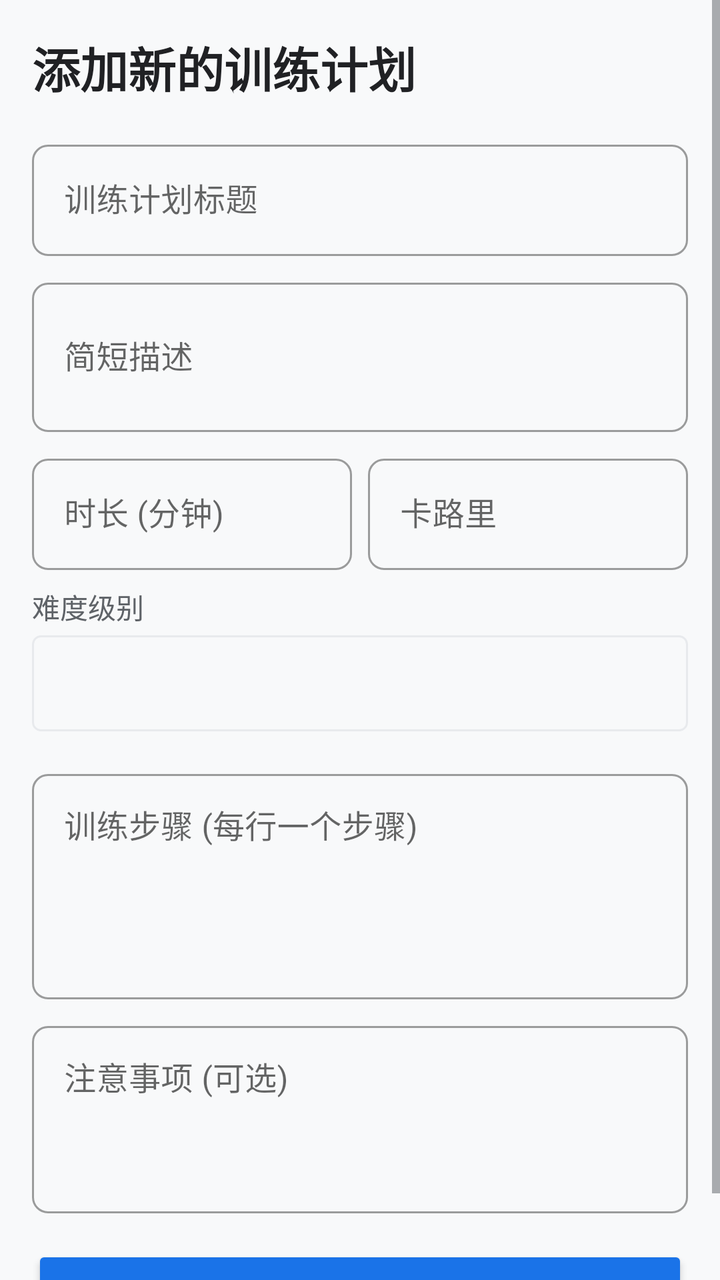
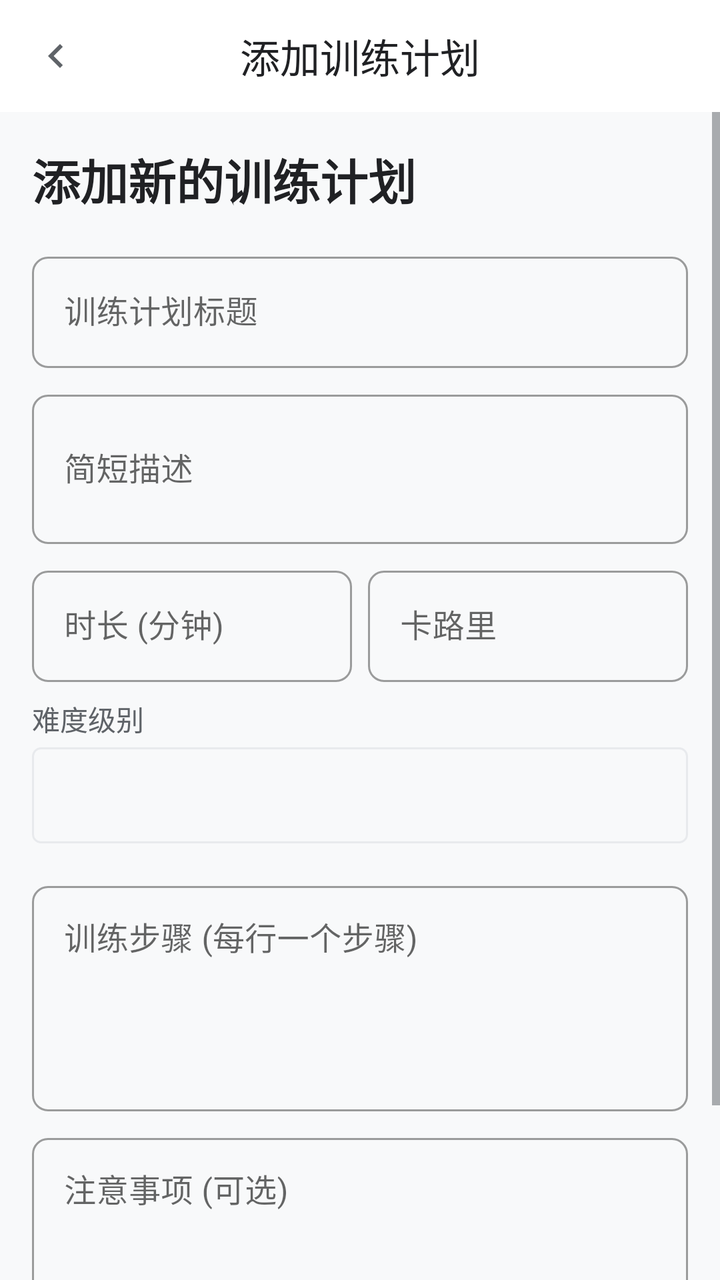

The first picture is an Android layout as it rendered before a commit; the second is the same layout after the commit. The layout source and the unified diff follow.
<!-- AndroidManifest.xml: application theme Theme.MyApplication -->
<!-- res/layout/activity_add_exercise.xml -->
<?xml version="1.0" encoding="utf-8"?>
<ScrollView xmlns:android="http://schemas.android.com/apk/res/android"
    xmlns:app="http://schemas.android.com/apk/res-auto"
    xmlns:tools="http://schemas.android.com/tools"
    android:layout_width="match_parent"
    android:layout_height="match_parent"
    android:background="@color/colorBackground"
    tools:context=".ui.exercise.AddExerciseActivity">

    <LinearLayout
        android:layout_width="match_parent"
        android:layout_height="wrap_content"
        android:orientation="vertical"
        android:padding="16dp">

        <TextView
            android:layout_width="match_parent"
            android:layout_height="wrap_content"
            android:text="添加新的训练计划"
            android:textColor="@color/colorText"
            android:textSize="24sp"
            android:textStyle="bold"
            android:layout_marginBottom="16dp"/>

        
        <com.google.android.material.textfield.TextInputLayout
            android:layout_width="match_parent"
            android:layout_height="wrap_content"
            android:layout_marginBottom="8dp"
            style="@style/Widget.MaterialComponents.TextInputLayout.OutlinedBox">

            <EditText
                android:id="@+id/et_title"
                android:layout_width="match_parent"
                android:layout_height="wrap_content"
                android:hint="训练计划标题"
                android:inputType="text"
                android:maxLines="1" />
        </com.google.android.material.textfield.TextInputLayout>

        
        <com.google.android.material.textfield.TextInputLayout
            android:layout_width="match_parent"
            android:layout_height="wrap_content"
            android:layout_marginBottom="8dp"
            style="@style/Widget.MaterialComponents.TextInputLayout.OutlinedBox">

            <EditText
                android:id="@+id/et_description"
                android:layout_width="match_parent"
                android:layout_height="wrap_content"
                android:hint="简短描述"
                android:inputType="textMultiLine"
                android:minLines="2" />
        </com.google.android.material.textfield.TextInputLayout>

        
        <LinearLayout
            android:layout_width="match_parent"
            android:layout_height="wrap_content"
            android:orientation="horizontal"
            android:layout_marginBottom="8dp">

            <com.google.android.material.textfield.TextInputLayout
                android:layout_width="0dp"
                android:layout_height="wrap_content"
                android:layout_weight="1"
                android:layout_marginEnd="4dp"
                style="@style/Widget.MaterialComponents.TextInputLayout.OutlinedBox">

                <EditText
                    android:id="@+id/et_duration"
                    android:layout_width="match_parent"
                    android:layout_height="wrap_content"
                    android:hint="时长 (分钟)"
                    android:inputType="number"
                    android:maxLines="1" />
            </com.google.android.material.textfield.TextInputLayout>

            <com.google.android.material.textfield.TextInputLayout
                android:layout_width="0dp"
                android:layout_height="wrap_content"
                android:layout_weight="1"
                android:layout_marginStart="4dp"
                style="@style/Widget.MaterialComponents.TextInputLayout.OutlinedBox">

                <EditText
                    android:id="@+id/et_calories"
                    android:layout_width="match_parent"
                    android:layout_height="wrap_content"
                    android:hint="卡路里"
                    android:inputType="number"
                    android:maxLines="1" />
            </com.google.android.material.textfield.TextInputLayout>
        </LinearLayout>

        
        <TextView
            android:layout_width="wrap_content"
            android:layout_height="wrap_content"
            android:text="难度级别"
            android:textColor="@color/colorTextSecondary"
            android:layout_marginBottom="4dp" />

        <Spinner
            android:id="@+id/spinner_difficulty"
            android:layout_width="match_parent"
            android:layout_height="48dp"
            android:background="@drawable/spinner_background"
            android:paddingStart="12dp"
            android:paddingEnd="12dp"
            android:layout_marginBottom="16dp" />

        
        <com.google.android.material.textfield.TextInputLayout
            android:layout_width="match_parent"
            android:layout_height="wrap_content"
            android:layout_marginBottom="8dp"
            style="@style/Widget.MaterialComponents.TextInputLayout.OutlinedBox">

            <EditText
                android:id="@+id/et_steps"
                android:layout_width="match_parent"
                android:layout_height="wrap_content"
                android:hint="训练步骤 (每行一个步骤)"
                android:inputType="textMultiLine"
                android:minLines="4"
                android:gravity="top" />
        </com.google.android.material.textfield.TextInputLayout>

        
        <com.google.android.material.textfield.TextInputLayout
            android:layout_width="match_parent"
            android:layout_height="wrap_content"
            android:layout_marginBottom="16dp"
            style="@style/Widget.MaterialComponents.TextInputLayout.OutlinedBox">

            <EditText
                android:id="@+id/et_notes"
                android:layout_width="match_parent"
                android:layout_height="wrap_content"
                android:hint="注意事项 (可选)"
                android:inputType="textMultiLine"
                android:minLines="3"
                android:gravity="top" />
        </com.google.android.material.textfield.TextInputLayout>

        
        <Button
            android:id="@+id/btn_save"
            android:layout_width="match_parent"
            android:layout_height="wrap_content"
            android:text="保存训练计划"
            android:textSize="16sp"
            android:padding="12dp"
            android:backgroundTint="@color/colorPrimary" />

    </LinearLayout>
</ScrollView>
<!-- resources referenced by this layout -->
<resources>
  <color name="colorBackground">#F8F9FA</color>
  <color name="colorPrimary">#1A73E8</color>
  <color name="colorText">#202124</color>
  <color name="colorTextSecondary">#5F6368</color>
  <!-- drawable spinner_background (drawable) -->
  <?xml version="1.0" encoding="utf-8"?>
  <shape xmlns:android="http://schemas.android.com/apk/res/android">
      <solid android:color="@android:color/transparent" />
      <corners android:radius="4dp" />
      <stroke
          android:width="1dp"
          android:color="@color/colorDivider" />
  </shape>
  <color name="colorDivider">#E8EAED</color>
  <color name="colorPrimaryDark">#0D47A1</color>
  <color name="colorWhite">#FFFFFF</color>
  <color name="colorAccent">#00BFA5</color>
  <color name="colorAccentLight">#5DF2D6</color>
  <color name="colorBlack">#000000</color>
  <color name="colorTextPrimary">#202124</color>
  <style name="Widget.MyApplication.Button" parent="Widget.MaterialComponents.Button">
          <item name="android:textColor">@color/colorWhite</item>
          <item name="android:textSize">16sp</item>
          <item name="android:letterSpacing">0</item>
          <item name="android:textAllCaps">false</item>
          <item name="android:paddingStart">24dp</item>
          <item name="android:paddingEnd">24dp</item>
          <item name="android:paddingTop">12dp</item>
          <item name="android:paddingBottom">12dp</item>
          <item name="cornerRadius">8dp</item>
          <item name="elevation">2dp</item>
      </style>
  <style name="Widget.MyApplication.TextInputLayout" parent="Widget.MaterialComponents.TextInputLayout.OutlinedBox">
          <item name="boxStrokeColor">@color/colorPrimary</item>
          <item name="hintTextColor">@color/colorPrimary</item>
          <item name="boxCornerRadiusBottomEnd">8dp</item>
          <item name="boxCornerRadiusBottomStart">8dp</item>
          <item name="boxCornerRadiusTopEnd">8dp</item>
          <item name="boxCornerRadiusTopStart">8dp</item>
          <item name="errorTextColor">@color/colorError</item>
      </style>
  <style name="Widget.MyApplication.CardView" parent="Widget.MaterialComponents.CardView">
          <item name="cardBackgroundColor">@color/colorCardBackground</item>
          <item name="cardCornerRadius">12dp</item>
          <item name="cardElevation">4dp</item>
          <item name="contentPadding">16dp</item>
          <item name="android:layout_margin">8dp</item>
      </style>
  <style name="Widget.MyApplication.BottomNavigationView" parent="Widget.MaterialComponents.BottomNavigationView">
          <item name="itemIconTint">@color/bottom_nav_item_color</item>
          <item name="itemTextColor">@color/bottom_nav_item_color</item>
          <item name="itemRippleColor">@color/colorPrimaryLight</item>
          <item name="elevation">8dp</item>
          <item name="labelVisibilityMode">labeled</item>
      </style>
  <color name="colorError">#DB4437</color>
  <color name="colorCardBackground">#FFFFFF</color>
  <color name="colorPrimaryLight">#64B5F6</color>
  <!-- unchanged entries left out for length: 1 -->
</resources>

<!-- the commit's change to res/layout/activity_add_exercise.xml (unified diff, before → after) -->
@@ -1,159 +1,187 @@
 <?xml version="1.0" encoding="utf-8"?>
-<ScrollView xmlns:android="http://schemas.android.com/apk/res/android"
+<LinearLayout xmlns:android="http://schemas.android.com/apk/res/android"
     xmlns:app="http://schemas.android.com/apk/res-auto"
     xmlns:tools="http://schemas.android.com/tools"
     android:layout_width="match_parent"
     android:layout_height="match_parent"
+    android:orientation="vertical"
     android:background="@color/colorBackground"
     tools:context=".ui.exercise.AddExerciseActivity">
 
-    <LinearLayout
+    <com.google.android.material.appbar.AppBarLayout
         android:layout_width="match_parent"
         android:layout_height="wrap_content"
-        android:orientation="vertical"
-        android:padding="16dp">
+        android:background="@color/colorSurface"
+        android:elevation="0dp">
 
-        <TextView
+        <androidx.appcompat.widget.Toolbar
+            android:id="@+id/toolbar"
             android:layout_width="match_parent"
-            android:layout_height="wrap_content"
-            android:text="添加新的训练计划"
-            android:textColor="@color/colorText"
-            android:textSize="24sp"
-            android:textStyle="bold"
-            android:layout_marginBottom="16dp"/>
+            android:layout_height="?attr/actionBarSize"
+            app:navigationIcon="@drawable/ic_arrow_left">
 
-        
-        <com.google.android.material.textfield.TextInputLayout
-            android:layout_width="match_parent"
-            android:layout_height="wrap_content"
-            android:layout_marginBottom="8dp"
-            style="@style/Widget.MaterialComponents.TextInputLayout.OutlinedBox">
+            <TextView
+                android:layout_width="wrap_content"
+                android:layout_height="wrap_content"
+                android:layout_gravity="center"
+                android:text="添加训练计划"
+                android:textAppearance="@style/TextAppearance.MyApplication.Headline3"
+                android:textColor="@color/colorTextPrimary" />
+        </androidx.appcompat.widget.Toolbar>
+    </com.google.android.material.appbar.AppBarLayout>
 
-            <EditText
-                android:id="@+id/et_title"
-                android:layout_width="match_parent"
-                android:layout_height="wrap_content"
-                android:hint="训练计划标题"
-                android:inputType="text"
-                android:maxLines="1" />
-        </com.google.android.material.textfield.TextInputLayout>
+    <ScrollView
+        android:layout_width="match_parent"
+        android:layout_height="match_parent">
 
-        
-        <com.google.android.material.textfield.TextInputLayout
-            android:layout_width="match_parent"
-            android:layout_height="wrap_content"
-            android:layout_marginBottom="8dp"
-            style="@style/Widget.MaterialComponents.TextInputLayout.OutlinedBox">
-
-            <EditText
-                android:id="@+id/et_description"
-                android:layout_width="match_parent"
-                android:layout_height="wrap_content"
-                android:hint="简短描述"
-                android:inputType="textMultiLine"
-                android:minLines="2" />
-        </com.google.android.material.textfield.TextInputLayout>
-
-        
         <LinearLayout
             android:layout_width="match_parent"
             android:layout_height="wrap_content"
-            android:orientation="horizontal"
-            android:layout_marginBottom="8dp">
+            android:orientation="vertical"
+            android:padding="16dp">
 
+            <TextView
+                android:layout_width="match_parent"
+                android:layout_height="wrap_content"
+                android:text="添加新的训练计划"
+                android:textColor="@color/colorText"
+                android:textSize="24sp"
+                android:textStyle="bold"
+                android:layout_marginBottom="16dp"/>
+
+            
             <com.google.android.material.textfield.TextInputLayout
-                android:layout_width="0dp"
+                android:layout_width="match_parent"
                 android:layout_height="wrap_content"
-                android:layout_weight="1"
-                android:layout_marginEnd="4dp"
+                android:layout_marginBottom="8dp"
                 style="@style/Widget.MaterialComponents.TextInputLayout.OutlinedBox">
 
                 <EditText
-                    android:id="@+id/et_duration"
+                    android:id="@+id/et_title"
                     android:layout_width="match_parent"
                     android:layout_height="wrap_content"
-                    android:hint="时长 (分钟)"
-                    android:inputType="number"
+                    android:hint="训练计划标题"
+                    android:inputType="text"
                     android:maxLines="1" />
             </com.google.android.material.textfield.TextInputLayout>
 
+            
             <com.google.android.material.textfield.TextInputLayout
-                android:layout_width="0dp"
+                android:layout_width="match_parent"
                 android:layout_height="wrap_content"
-                android:layout_weight="1"
-                android:layout_marginStart="4dp"
+                android:layout_marginBottom="8dp"
                 style="@style/Widget.MaterialComponents.TextInputLayout.OutlinedBox">
 
                 <EditText
-                    android:id="@+id/et_calories"
+                    android:id="@+id/et_description"
                     android:layout_width="match_parent"
                     android:layout_height="wrap_content"
-                    android:hint="卡路里"
-                    android:inputType="number"
-                    android:maxLines="1" />
+                    android:hint="简短描述"
+                    android:inputType="textMultiLine"
+                    android:minLines="2" />
             </com.google.android.material.textfield.TextInputLayout>
-        </LinearLayout>
 
-        
-        <TextView
-            android:layout_width="wrap_content"
-            android:layout_height="wrap_content"
-            android:text="难度级别"
-            android:textColor="@color/colorTextSecondary"
-            android:layout_marginBottom="4dp" />
-
-        <Spinner
-            android:id="@+id/spinner_difficulty"
-            android:layout_width="match_parent"
-            android:layout_height="48dp"
-            android:background="@drawable/spinner_background"
-            android:paddingStart="12dp"
-            android:paddingEnd="12dp"
-            android:layout_marginBottom="16dp" />
-
-        
-        <com.google.android.material.textfield.TextInputLayout
-            android:layout_width="match_parent"
-            android:layout_height="wrap_content"
-            android:layout_marginBottom="8dp"
-            style="@style/Widget.MaterialComponents.TextInputLayout.OutlinedBox">
-
-            <EditText
-                android:id="@+id/et_steps"
+            
+            <LinearLayout
                 android:layout_width="match_parent"
                 android:layout_height="wrap_content"
-                android:hint="训练步骤 (每行一个步骤)"
-                android:inputType="textMultiLine"
-                android:minLines="4"
-                android:gravity="top" />
-        </com.google.android.material.textfield.TextInputLayout>
+                android:orientation="horizontal"
+                android:layout_marginBottom="8dp">
 
-        
-        <com.google.android.material.textfield.TextInputLayout
-            android:layout_width="match_parent"
-            android:layout_height="wrap_content"
-            android:layout_marginBottom="16dp"
-            style="@style/Widget.MaterialComponents.TextInputLayout.OutlinedBox">
+                <com.google.android.material.textfield.TextInputLayout
+                    android:layout_width="0dp"
+                    android:layout_height="wrap_content"
+                    android:layout_weight="1"
+                    android:layout_marginEnd="4dp"
+                    style="@style/Widget.MaterialComponents.TextInputLayout.OutlinedBox">
 
-            <EditText
-                android:id="@+id/et_notes"
+                    <EditText
+                        android:id="@+id/et_duration"
+                        android:layout_width="match_parent"
+                        android:layout_height="wrap_content"
+                        android:hint="时长 (分钟)"
+                        android:inputType="number"
+                        android:maxLines="1" />
+                </com.google.android.material.textfield.TextInputLayout>
+
+                <com.google.android.material.textfield.TextInputLayout
+                    android:layout_width="0dp"
+                    android:layout_height="wrap_content"
+                    android:layout_weight="1"
+                    android:layout_marginStart="4dp"
+                    style="@style/Widget.MaterialComponents.TextInputLayout.OutlinedBox">
+
+                    <EditText
+                        android:id="@+id/et_calories"
+                        android:layout_width="match_parent"
+                        android:layout_height="wrap_content"
+                        android:hint="卡路里"
+                        android:inputType="number"
+                        android:maxLines="1" />
+                </com.google.android.material.textfield.TextInputLayout>
+            </LinearLayout>
+
+            
+            <TextView
+                android:layout_width="wrap_content"
+                android:layout_height="wrap_content"
+                android:text="难度级别"
+                android:textColor="@color/colorTextSecondary"
+                android:layout_marginBottom="4dp" />
+
+            <Spinner
+                android:id="@+id/spinner_difficulty"
+                android:layout_width="match_parent"
+                android:layout_height="48dp"
+                android:background="@drawable/spinner_background"
+                android:paddingStart="12dp"
+                android:paddingEnd="12dp"
+                android:layout_marginBottom="16dp" />
+
+            
+            <com.google.android.material.textfield.TextInputLayout
                 android:layout_width="match_parent"
                 android:layout_height="wrap_content"
-                android:hint="注意事项 (可选)"
-                android:inputType="textMultiLine"
-                android:minLines="3"
-                android:gravity="top" />
-        </com.google.android.material.textfield.TextInputLayout>
+                android:layout_marginBottom="8dp"
+                style="@style/Widget.MaterialComponents.TextInputLayout.OutlinedBox">
 
-        
-        <Button
-            android:id="@+id/btn_save"
-            android:layout_width="match_parent"
-            android:layout_height="wrap_content"
-            android:text="保存训练计划"
-            android:textSize="16sp"
-            android:padding="12dp"
-            android:backgroundTint="@color/colorPrimary" />
+                <EditText
+                    android:id="@+id/et_steps"
+                    android:layout_width="match_parent"
+                    android:layout_height="wrap_content"
+                    android:hint="训练步骤 (每行一个步骤)"
+                    android:inputType="textMultiLine"
+                    android:minLines="4"
+                    android:gravity="top" />
+            </com.google.android.material.textfield.TextInputLayout>
 
-    </LinearLayout>
-</ScrollView>
+            
+            <com.google.android.material.textfield.TextInputLayout
+                android:layout_width="match_parent"
+                android:layout_height="wrap_content"
+                android:layout_marginBottom="16dp"
+                style="@style/Widget.MaterialComponents.TextInputLayout.OutlinedBox">
+
+                <EditText
+                    android:id="@+id/et_notes"
+                    android:layout_width="match_parent"
+                    android:layout_height="wrap_content"
+                    android:hint="注意事项 (可选)"
+                    android:inputType="textMultiLine"
+                    android:minLines="3"
+                    android:gravity="top" />
+            </com.google.android.material.textfield.TextInputLayout>
+
+            
+            <Button
+                android:id="@+id/btn_save"
+                android:layout_width="match_parent"
+                android:layout_height="wrap_content"
+                android:text="保存训练计划"
+                android:textSize="16sp"
+                android:padding="12dp"
+                android:backgroundTint="@color/colorPrimary" />
+
+        </LinearLayout>
+    </ScrollView>
+</LinearLayout>
<!-- resource entries referenced after the edit -->
@@ -2,8 +2,20 @@
 <resources>
   <color name="colorBackground">#F8F9FA</color>
   <color name="colorPrimary">#1A73E8</color>
+  <color name="colorSurface">#FFFFFF</color>
   <color name="colorText">#202124</color>
   <color name="colorTextSecondary">#5F6368</color>
+  <!-- drawable ic_arrow_left (drawable) -->
+  <vector xmlns:android="http://schemas.android.com/apk/res/android"
+      android:width="24dp"
+      android:height="24dp"
+      android:viewportWidth="24.0"
+      android:viewportHeight="24.0"
+      android:tint="?attr/colorControlNormal">
+      <path
+          android:fillColor="@android:color/white"
+          android:pathData="M15.41,16.59L10.83,12L15.41,7.41L14,6l-6,6l6,6z"/>
+  </vector>
   <!-- drawable spinner_background (drawable) -->
   <?xml version="1.0" encoding="utf-8"?>
   <shape xmlns:android="http://schemas.android.com/apk/res/android">
@@ -13,6 +25,11 @@
           android:width="1dp"
           android:color="@color/colorDivider" />
   </shape>
+  <style name="TextAppearance.MyApplication.Headline3" parent="TextAppearance.MaterialComponents.Headline3">
+          
+          <item name="android:textSize">20sp</item>
+          <item name="android:textColor">@color/colorTextPrimary</item>
+      </style>
   <color name="colorDivider">#E8EAED</color>
   <color name="colorPrimaryDark">#0D47A1</color>
   <color name="colorWhite">#FFFFFF</color>
